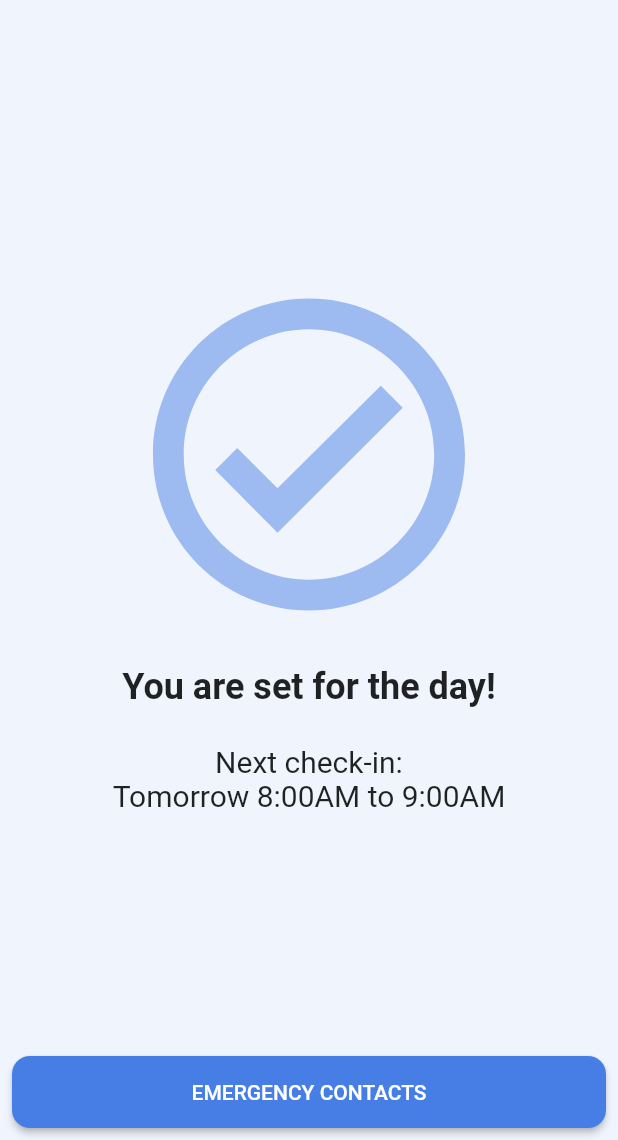
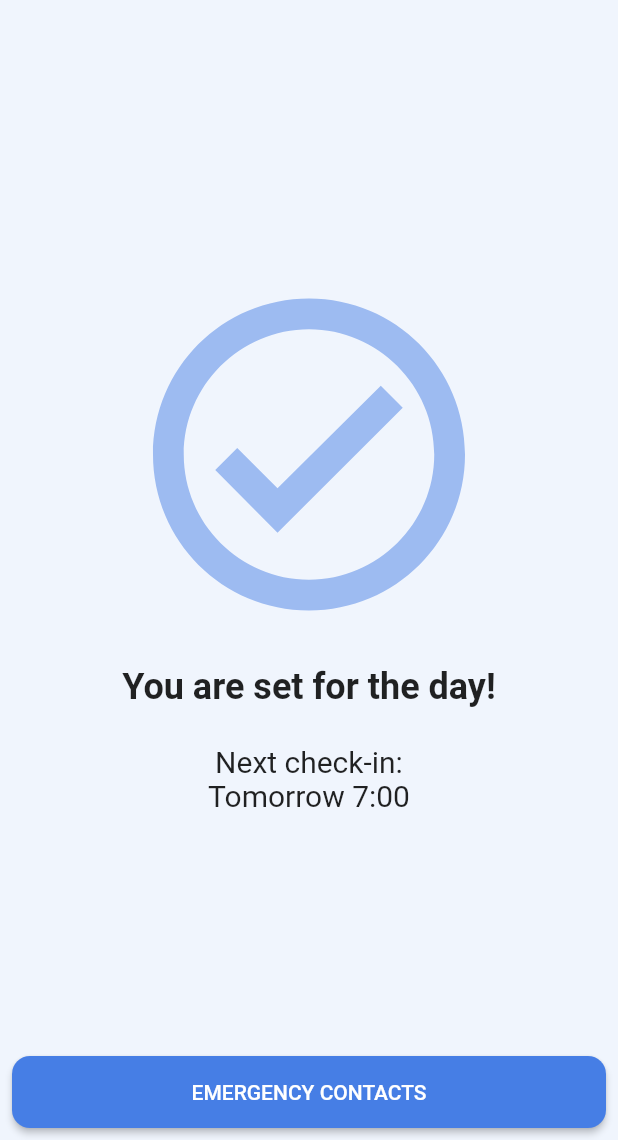
Before and after one commit to TeoVogel/Personal-Safety, a Flutter app: the screen it shows after launch, in the side drawer, after a tap on "MORE OPTIONS", on a phone screen of 412 x 824 dp, the part 96-1236 px from its top. Run offline on Flutter 3.47's test engine with Material 2 defaults, Android fonts, the phone set to English and light mode, and no system bars; our stand-ins replace firebase_core, flutter_local_notifications, shared_preferences, timezone; accounts and stored records are empty.

Commit message:
Check-in helpers and widgets

```diff
--- /dev/null
+++ b/lib/screens/homescreen/check_in_window_widget.dart
@@ -0,0 +1,55 @@
+import 'package:flutter/material.dart';
+import 'package:personal_safety/theme/colors.dart';
+
+import '../../utils/checkin_time_preferences.dart';
+
+class CheckInWindowWidget extends StatelessWidget {
+  const CheckInWindowWidget({Key? key, required this.checkInTimePref})
+      : super(key: key);
+
+  final TimeOfDay checkInTimePref;
+
+  String getCheckInTimeLabel() {
+    final minutesLabel = checkInTimePref.minute == 0
+        ? "00"
+        : checkInTimePref.minute < 10
+            ? "0${checkInTimePref.minute}"
+            : "${checkInTimePref.minute}";
+    return "${checkInTimePref.hour}:$minutesLabel";
+  }
+
+  @override
+  Widget build(BuildContext context) {
+    return Column(
+      mainAxisSize: MainAxisSize.max,
+      crossAxisAlignment: CrossAxisAlignment.stretch,
+      children: <Widget>[
+        Padding(
+          padding: const EdgeInsets.all(16.0),
+          child: Icon(
+            Icons.check_circle_outline_outlined,
+            size: 250,
+            color: colorPrimary.withAlpha(125),
+          ),
+        ),
+        Text(
+          "You are set for the day!",
+          style: Theme.of(context)
+              .textTheme
+              .headline5!
+              .copyWith(fontWeight: FontWeight.bold),
+          textAlign: TextAlign.center,
+        ),
+        SizedBox(height: 24),
+        Text(
+          "Next check-in:\nTomorrow ${getCheckInTimeLabel()}",
+          style: Theme.of(context)
+              .textTheme
+              .headline6!
+              .copyWith(fontWeight: FontWeight.normal),
+          textAlign: TextAlign.center,
+        )
+      ],
+    );
+  }
+}
--- a/lib/screens/homescreen/homescreen.dart
+++ b/lib/screens/homescreen/homescreen.dart
@@ -1,12 +1,43 @@
+import 'dart:async';
+
 import 'package:flutter/material.dart';
 import 'package:personal_safety/screens/emergency_contacts/emergency_contacts.dart';
+import 'package:personal_safety/screens/homescreen/check_in_window_widget.dart';
 import 'package:personal_safety/screens/homescreen/homescreen_drawer.dart';
 import 'package:personal_safety/theme/colors.dart';
 
-class HomeScreen extends StatelessWidget {
+import '../../utils/checkin_time_preferences.dart';
+
+class HomeScreen extends StatefulWidget {
   const HomeScreen({Key? key, required this.title}) : super(key: key);
 
   final String title;
+
+  @override
+  State<HomeScreen> createState() => _HomeScreenState();
+}
+
+class _HomeScreenState extends State<HomeScreen> {
+  TimeOfDay? checkInTime;
+  late Timer _timer;
+
+  @override
+  void initState() {
+    super.initState();
+    fetchCheckInData();
+
+    // defines a timer
+    _timer = Timer.periodic(Duration(seconds: 10), (Timer t) {
+      fetchCheckInData();
+    });
+  }
+
+  void fetchCheckInData() async {
+    final TimeOfDay checkInTimePref = await getCheckInTime();
+    setState(() {
+      checkInTime = checkInTimePref;
+    });
+  }
 
   @override
   Widget build(BuildContext context) {
@@ -18,14 +49,6 @@ class HomeScreen extends StatelessWidget {
             mainAxisSize: MainAxisSize.max,
             crossAxisAlignment: CrossAxisAlignment.stretch,
             children: <Widget>[
-              /*Padding(
-                padding: const EdgeInsets.all(16.0),
-                child: Text(
-                  title,
-                  style: Theme.of(context).textTheme.headline5,
-                  textAlign: TextAlign.center,
-                ),
-              ),*/
               Builder(
                 builder: ((context) => OutlinedButton(
                       onPressed: () {
@@ -53,31 +76,8 @@ class HomeScreen extends StatelessWidget {
                     )),
               ),
               const Spacer(),
-              Padding(
-                padding: const EdgeInsets.all(16.0),
-                child: Icon(
-                  Icons.check_circle_outline_outlined,
-                  size: 250,
-                  color: colorPrimary.withAlpha(125),
-                ),
-              ),
-              Text(
-                "You are set for the day!",
-                style: Theme.of(context)
-                    .textTheme
-                    .headline5!
-                    .copyWith(fontWeight: FontWeight.bold),
-                textAlign: TextAlign.center,
-              ),
-              SizedBox(height: 24),
-              Text(
-                "Next check-in:\nTomorrow 8:00AM to 9:00AM",
-                style: Theme.of(context)
-                    .textTheme
-                    .headline6!
-                    .copyWith(fontWeight: FontWeight.normal),
-                textAlign: TextAlign.center,
-              ),
+              if (checkInTime != null)
+                CheckInWindowWidget(checkInTimePref: checkInTime!),
               const Spacer(),
               ElevatedButton(
                 onPressed: () {
@@ -86,7 +86,9 @@ class HomeScreen extends StatelessWidget {
                     MaterialPageRoute(
                       builder: (context) => const EmergencyContacts(),
                     ),
-                  );
+                  ).then((val) {
+                    fetchCheckInData();
+                  });
                 },
                 child: const Text("EMERGENCY CONTACTS"),
               ),
--- /dev/null
+++ b/lib/utils/checkin_helper.dart
@@ -0,0 +1,17 @@
+import 'package:flutter/material.dart';
+import 'package:shared_preferences/shared_preferences.dart';
+
+const lastCheckInKey = "last_check_in";
+
+Future<void> checkIn() async {
+  final prefs = await SharedPreferences.getInstance();
+  await Future.delayed(const Duration(seconds: 5));
+  int now = DateTime.now().millisecond;
+  prefs.setInt(lastCheckInKey, now);
+}
+
+Future<DateTime> getLastCheckIn() async {
+  final prefs = await SharedPreferences.getInstance();
+  final lastCheckInTime = prefs.getInt(lastCheckInKey) ?? 0;
+  return DateTime.fromMillisecondsSinceEpoch(lastCheckInTime);
+}
```
